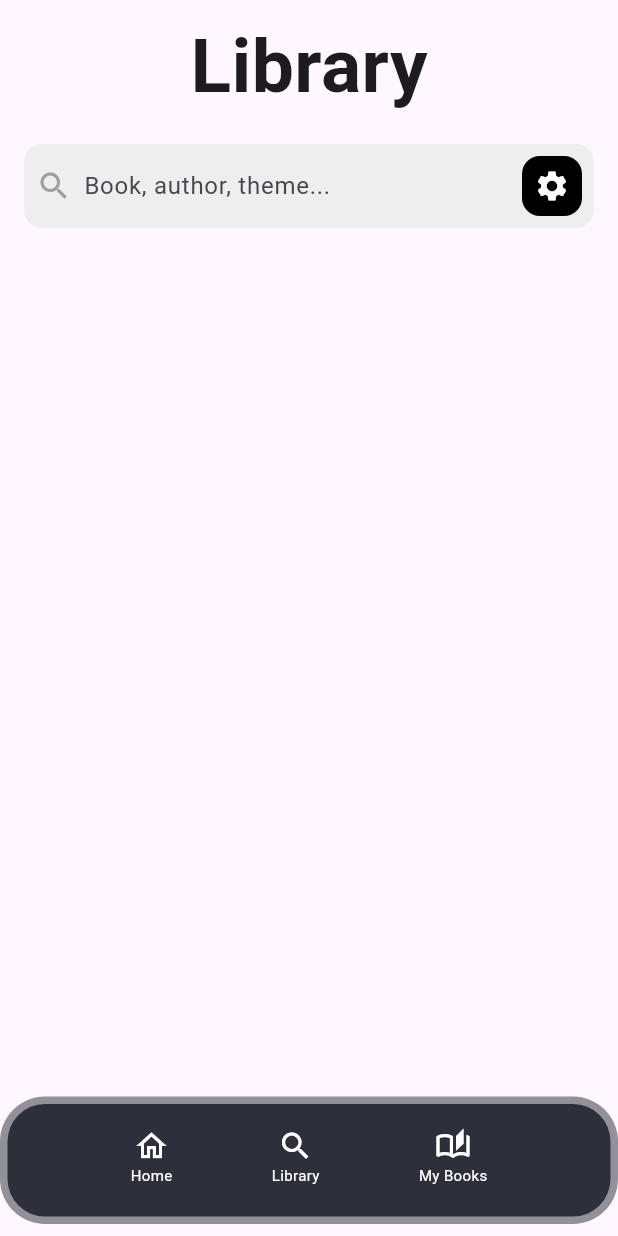
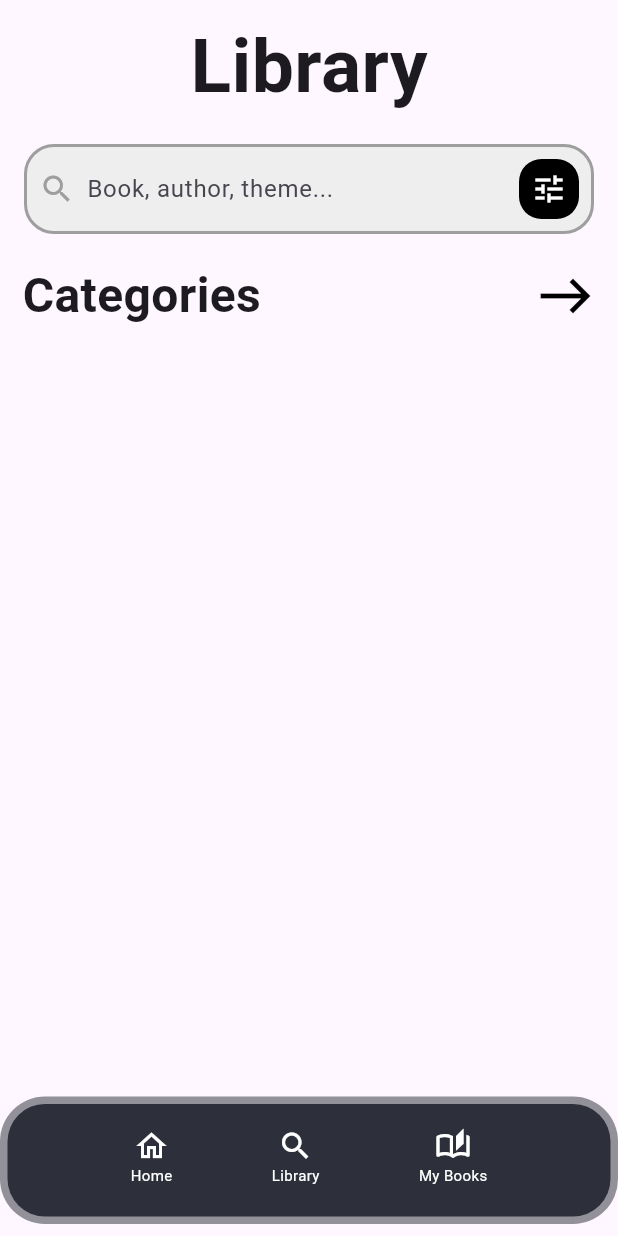
Before and after one commit to MarcelSunyer/Project_Flutter, a Flutter app: the LibraryScreen screen opened by its route, on a phone screen of 412 x 824 dp. Run offline on Flutter 3.47's test engine with Material 3 defaults, Android fonts, the phone set to English and light mode, and no system bars; Roboto replaces fonts that are missing (MyFont).

Commit message:
Categories & arrow Row

```diff
--- a/Project_Flutter/app_book/lib/screens/library_screen.dart
+++ b/Project_Flutter/app_book/lib/screens/library_screen.dart
@@ -12,7 +12,7 @@ class LibraryScreen extends StatelessWidget {
         children: [
           Column(
             children: [
-              Center(
+              const Center(
                 child: Padding(
                   padding: EdgeInsets.all(8.0),
                   child: Text(
@@ -26,9 +26,33 @@ class LibraryScreen extends StatelessWidget {
                 ),
               ),
               SearchBarWidget(),
+              const Row(
+                mainAxisAlignment: MainAxisAlignment.spaceBetween,
+                children: [
+                  Padding(
+                    padding: EdgeInsets.only(left: 15.0, top: 10.0),
+                    child: Text(
+                      'Categories',
+                      style: TextStyle(
+                        fontSize: 32,
+                        fontFamily: 'MyFont',
+                        fontWeight: FontWeight.w600,
+                      ),
+                    ),
+                  ),
+                  Padding(
+                    padding: EdgeInsets.only(right: 15.0, top: 10.0),
+                    child: Icon(
+                      Icons.east,
+                      size: 40.0,
+                      color: Colors.black,
+                    ),
+                  ),
+                ],
+              )
             ],
           ),
-          Align(
+          const Align(
             alignment: Alignment.bottomCenter,
             child: Padding(
               padding: EdgeInsets.only(bottom: 8.0),
--- a/Project_Flutter/app_book/lib/widgets/book_search_bar.dart
+++ b/Project_Flutter/app_book/lib/widgets/book_search_bar.dart
@@ -4,18 +4,19 @@ class SearchBarWidget extends StatelessWidget {
   @override
   Widget build(BuildContext context) {
     return Container(
-      margin: EdgeInsets.symmetric(horizontal: 16, vertical: 8),
+      margin: const EdgeInsets.symmetric(horizontal: 16, vertical: 8),
       decoration: BoxDecoration(
-        borderRadius: BorderRadius.circular(12),
+        borderRadius: BorderRadius.circular(20),
         color: Colors.grey[200],
+        border: Border.all(color: Colors.grey, width: 2.0),
       ),
       child: Row(
         children: [
-          Padding(
-            padding: const EdgeInsets.all(8.0),
+          const Padding(
+            padding: EdgeInsets.all(8.0),
             child: Icon(Icons.search, color: Colors.grey),
           ),
-          Expanded(
+          const Expanded(
             child: TextField(
               decoration: InputDecoration(
                 hintText: 'Book, author, theme...',
@@ -24,13 +25,13 @@ class SearchBarWidget extends StatelessWidget {
             ),
           ),
           Container(
-            margin: EdgeInsets.all(8),
-            padding: EdgeInsets.all(8),
+            margin: const EdgeInsets.all(8),
+            padding: const EdgeInsets.all(8),
             decoration: BoxDecoration(
               color: Colors.black,
-              borderRadius: BorderRadius.circular(12),
+              borderRadius: BorderRadius.circular(15),
             ),
-            child: Icon(Icons.settings, color: Colors.white),
+            child: const Icon(Icons.tune, color: Colors.white),
           ),
         ],
       ),
```
